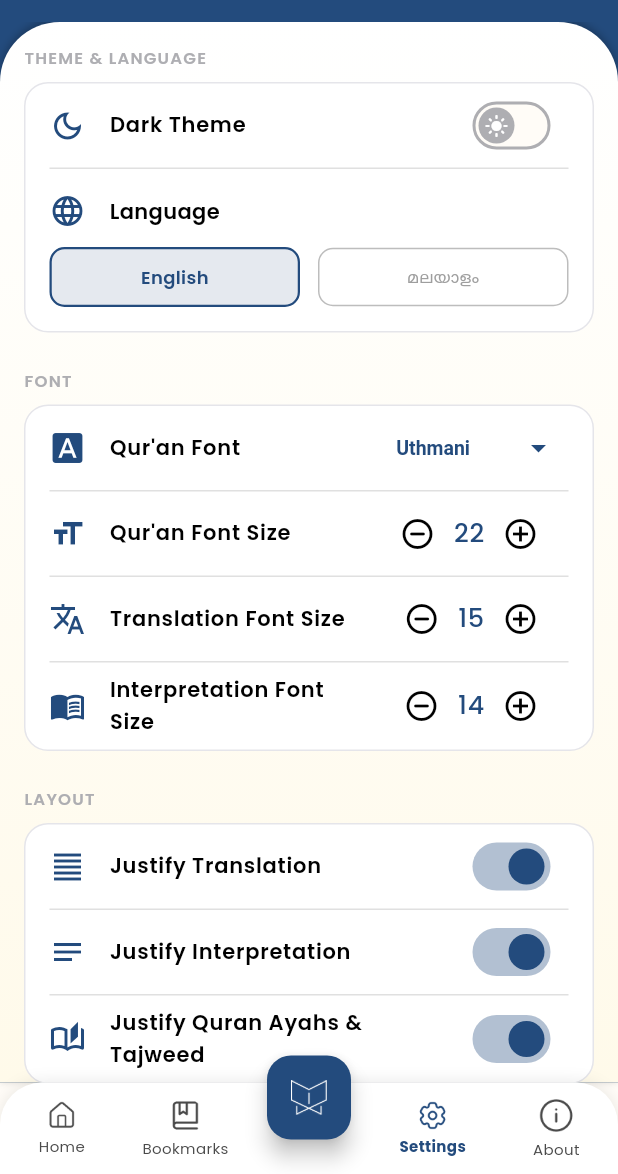
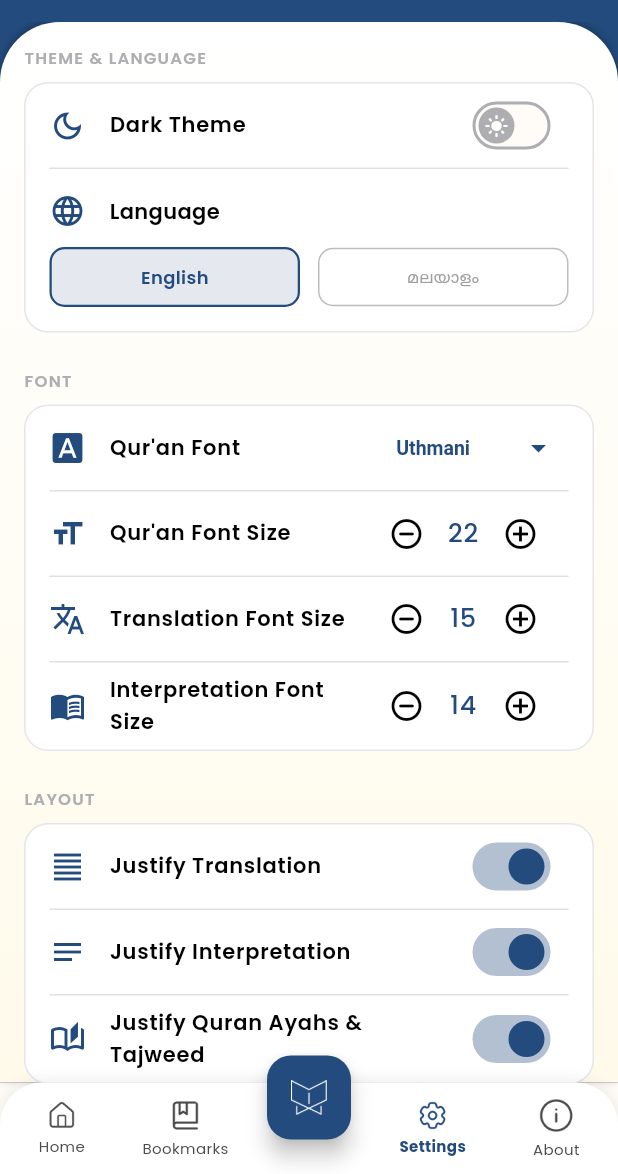
Before and after one commit to D4dx-Org/message_of_quran, a Flutter app: the screen it shows after launch, item 4 of the bottom bar chosen, on a phone screen of 412 x 824 dp, the part 62-1236 px from its top. Run offline on Flutter 3.47's test engine with Material 3 defaults, Android fonts, the phone set to English and light mode, and no system bars; our stand-ins replace audio_service, awesome_notifications, flutter_html, flutter_linkify, flutter_local_notifications, flutter_svg and 7 more; missing offline and left inert: audio_session, onesignal_flutter; accounts and stored records are empty; network calls fail; statements that could not run were skipped.

Commit message:
bug fixed

```diff
--- a/lib/core/theme/theme_provider.dart
+++ b/lib/core/theme/theme_provider.dart
@@ -172,7 +172,7 @@ class ThemeProvider extends ChangeNotifier {
         AppTextTheme.popinsDefault(
           fontSize: 11,
           fontWeight: FontWeight.w500,
-          color: Color(0xFFAEAEB2),
+          color: const Color(0xFFAEAEB2),
         ),
       ),
     ),
--- a/lib/core/widgets/app_bar_language_button.dart
+++ b/lib/core/widgets/app_bar_language_button.dart
@@ -64,7 +64,7 @@ class AppBarLanguageButton extends StatelessWidget {
               child: Row(
                 mainAxisSize: MainAxisSize.min,
                 children: [
-                  Icon(Icons.language_rounded, size: 15, color: buttonAccent),
+                  const Icon(Icons.language_rounded, size: 15, color: buttonAccent),
                   const SizedBox(width: 4),
                   Text(
                     isMalayalam ? 'ML' : 'EN',
@@ -75,7 +75,7 @@ class AppBarLanguageButton extends StatelessWidget {
                       letterSpacing: 0.3,
                     ),
                   ),
-                  Icon(
+                  const Icon(
                     Icons.keyboard_arrow_down_rounded,
                     size: 16,
                     color: buttonAccent,
--- a/lib/core/widgets/app_bar_model_sheet.dart
+++ b/lib/core/widgets/app_bar_model_sheet.dart
@@ -3,6 +3,7 @@ import 'package:provider/provider.dart';
 import 'package:the_message_of_the_quran/core/models/surah_model.dart';
 import 'package:the_message_of_the_quran/core/theme/app_theme.dart';
 import 'package:the_message_of_the_quran/core/theme/theme_provider.dart';
+import 'package:the_message_of_the_quran/core/utils/responsive_helper.dart';
 import 'package:the_message_of_the_quran/core/utils/surah_place_localizer.dart';
 import 'package:the_message_of_the_quran/features/surah_screen/presentation/surah_screen.dart';
 import 'package:the_message_of_the_quran/features/settings_screen/providers/language_provider.dart';
@@ -13,9 +14,13 @@ class AppBarModelSheet {
 
   static Future<void> modelSheet(BuildContext ctx) {
     final surahProvider = Provider.of<SurahProvider>(ctx, listen: false);
+    final maxWidth = ResponsiveHelper.bottomSheetMaxWidth(ctx);
     return showModalBottomSheet(
       context: ctx,
       isScrollControlled: true,
+      constraints: maxWidth != null
+          ? BoxConstraints(maxWidth: maxWidth)
+          : null,
       shape: const RoundedRectangleBorder(
         borderRadius: BorderRadius.vertical(top: Radius.circular(20)),
       ),
--- a/lib/features/bookmark_screen/presentation/bookmark_screen.dart
+++ b/lib/features/bookmark_screen/presentation/bookmark_screen.dart
@@ -140,6 +140,7 @@ class BookmarkScreen extends StatelessWidget {
                           final bookmark = value.bookmarkedList[index];
                           final bodyText = _bookmarkBody(bookmark);
                           return Padding(
+                            key: ValueKey('bookmark_${bookmark.surahNumber}_${bookmark.ayahId}'),
                             padding: const EdgeInsets.only(bottom: 8),
                             child: Semantics(
                               button: true,
--- a/lib/features/settings_screen/presentation/settings_screen.dart
+++ b/lib/features/settings_screen/presentation/settings_screen.dart
@@ -277,13 +277,19 @@ class _FontSettingsCard extends StatelessWidget {
                 IconButton(
                   onPressed: () => controller.decrement(true),
                   icon: const Icon(Icons.remove_circle_outline_rounded),
+                  constraints: const BoxConstraints(minWidth: 36, minHeight: 36),
+                  padding: EdgeInsets.zero,
                 ),
                 Consumer<FontSizeChangerProvider>(
                   builder: (context, value, child) {
-                    return Text(
+                    return SizedBox(
+                      width: 28,
+                      child: Text(
                         '${value.quranFontSize}',
+                        textAlign: TextAlign.center,
                         style: AppTextTheme.surahTitle.copyWith(
                           color: accentColor,
+                        ),
                       ),
                     );
                   },
@@ -291,6 +297,8 @@ class _FontSettingsCard extends StatelessWidget {
                 IconButton(
                   onPressed: () => controller.increment(true),
                   icon: const Icon(Icons.add_circle_outline),
+                  constraints: const BoxConstraints(minWidth: 36, minHeight: 36),
+                  padding: EdgeInsets.zero,
                 ),
               ],
             ),
@@ -306,13 +314,19 @@ class _FontSettingsCard extends StatelessWidget {
                 IconButton(
                   onPressed: () => controller.decrement(false),
                   icon: const Icon(Icons.remove_circle_outline_rounded),
+                  constraints: const BoxConstraints(minWidth: 36, minHeight: 36),
+                  padding: EdgeInsets.zero,
                 ),
                 Consumer<FontSizeChangerProvider>(
                   builder: (context, value, child) {
-                    return Text(
+                    return SizedBox(
+                      width: 28,
+                      child: Text(
                         '${value.quranTransaltionFontSize}',
+                        textAlign: TextAlign.center,
                         style: AppTextTheme.surahTitle.copyWith(
                           color: accentColor,
+                        ),
                       ),
                     );
                   },
@@ -320,6 +334,8 @@ class _FontSettingsCard extends StatelessWidget {
                 IconButton(
                   onPressed: () => controller.increment(false),
                   icon: const Icon(Icons.add_circle_outline),
+                  constraints: const BoxConstraints(minWidth: 36, minHeight: 36),
+                  padding: EdgeInsets.zero,
                 ),
               ],
             ),
@@ -335,13 +351,19 @@ class _FontSettingsCard extends StatelessWidget {
                 IconButton(
                   onPressed: () => controller.decrementInterpretation(),
                   icon: const Icon(Icons.remove_circle_outline_rounded),
+                  constraints: const BoxConstraints(minWidth: 36, minHeight: 36),
+                  padding: EdgeInsets.zero,
                 ),
                 Consumer<FontSizeChangerProvider>(
                   builder: (context, value, child) {
-                    return Text(
+                    return SizedBox(
+                      width: 28,
+                      child: Text(
                         '${value.interpretationFontSize}',
+                        textAlign: TextAlign.center,
                         style: AppTextTheme.surahTitle.copyWith(
                           color: accentColor,
+                        ),
                       ),
                     );
                   },
@@ -349,6 +371,8 @@ class _FontSettingsCard extends StatelessWidget {
                 IconButton(
                   onPressed: () => controller.incrementInterpretation(),
                   icon: const Icon(Icons.add_circle_outline),
+                  constraints: const BoxConstraints(minWidth: 36, minHeight: 36),
+                  padding: EdgeInsets.zero,
                 ),
               ],
             ),
--- a/lib/features/surah_screen/presentation/surah_screen.dart
+++ b/lib/features/surah_screen/presentation/surah_screen.dart
@@ -2624,6 +2624,8 @@ class _SurahScreenState extends State<SurahScreen> {
                             fontWeight: FontWeight.w600,
                             fontSize: 14,
                           ),
+                          maxLines: 1,
+                          overflow: TextOverflow.ellipsis,
                         ),
                       ),
                       TextButton.icon(
--- a/lib/features/surah_screen/presentation/widgets/surah_screen_app_bar.dart
+++ b/lib/features/surah_screen/presentation/widgets/surah_screen_app_bar.dart
@@ -342,6 +342,8 @@ class SurahInfoStrip extends StatelessWidget {
                       height: 1.2,
                     ),
                     textAlign: TextAlign.center,
+                    maxLines: 1,
+                    overflow: TextOverflow.ellipsis,
                   ),
                   const SizedBox(height: 4),
                   SizedBox(
@@ -374,6 +376,8 @@ class SurahInfoStrip extends StatelessWidget {
                       height: 1.2,
                     ),
                     textAlign: TextAlign.center,
+                    maxLines: 1,
+                    overflow: TextOverflow.ellipsis,
                   ),
                 ],
               ),
```
Also changed, not shown: lib/core/widgets/common_drawer.dart (+0 -27 lines), lib/features/mushaf/provider/mushaf_landing_provider.dart (+13 -0 lines), lib/features/mushaf/provider/mushaf_reader_provider.dart (+8 -0 lines), lib/features/progression_tracker/provider/progression_detail_provider.dart (+12 -0 lines), lib/features/progression_tracker/provider/progression_tracker_provider.dart (+12 -0 lines), lib/features/settings_screen/providers/tajweed_provider.dart (+11 -1 lines), lib/features/surah_screen/provider/surah_provider.dart (+9 -0 lines), 1 other file. Lines whose indentation alone changed are shown as unchanged.
